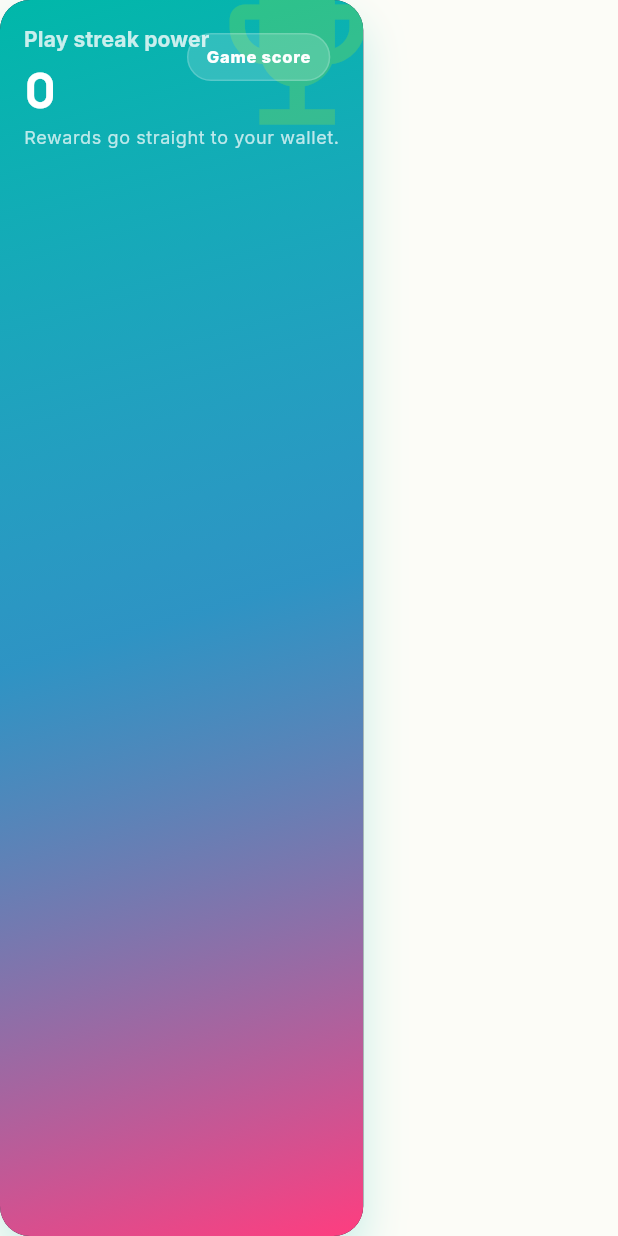
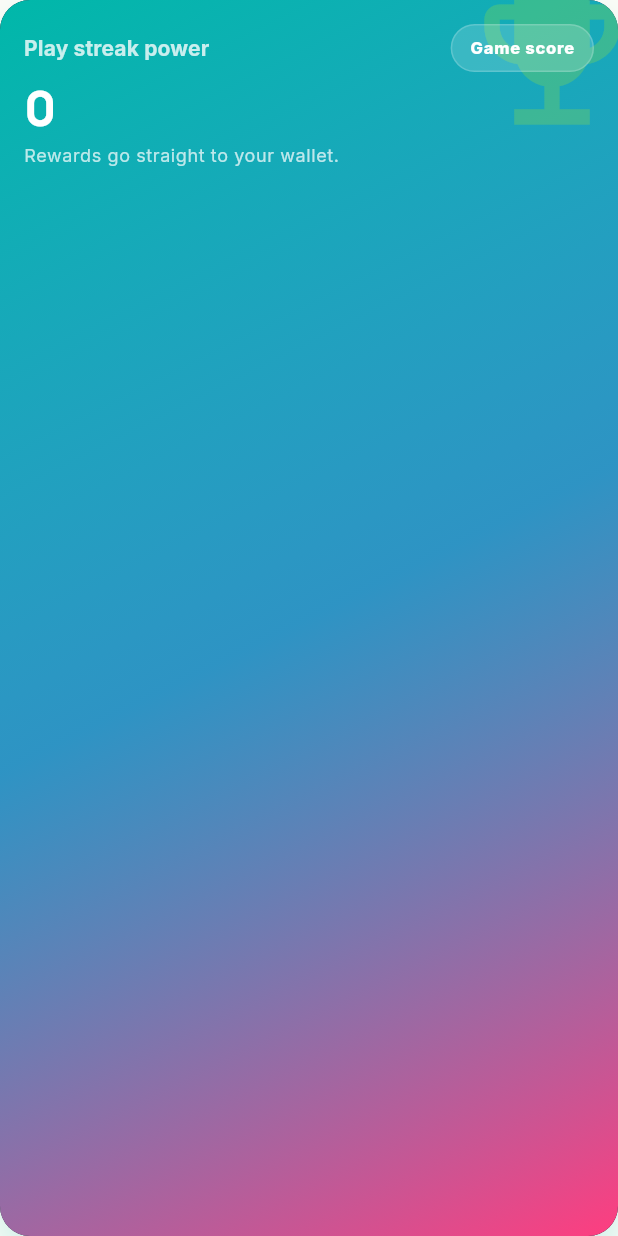
Before and after one commit to tlventures/jus-hop-metro-mania, a Flutter app: the _ScoreHero widget shown alone on an empty page, opened directly with empty values, on a phone screen of 412 x 824 dp. Run offline on Flutter 3.47's test engine with Material 3 defaults, Android fonts, the phone set to English and light mode, and no system bars; our stand-ins replace audio_service, connectivity_plus, firebase_analytics, firebase_auth, firebase_core, firebase_crashlytics and 15 more; missing offline and left inert: mobile_scanner; accounts and stored records are empty; network calls fail.

Commit message:
UX polish: calendar-day streak, quest rework, play-hub layout, notif sheet
- Streak: switch /api/streak/claim + client canClaim from 24h windows to
  calendar-day (IST) semantics so an active day counts as the next day.
- Daily Quests: drop play_game + check_passport, add watch_video (15pts);
  remove play_game auto-complete from game-complete; wire watch-ad to
  complete watch_video once/day; add video_watched to quest schema enum.
- Play hub: fix _ScoreHero "Game score" pill overlapping the title/trophy
  by moving it into a Row instead of absolute positioning.
- Notifications: redesign detail sheet (brand icon, source label, full
  timestamp, divider, tonal Close button).
- Bump to v1.0.19+20; update session history.

Co-Authored-By: Claude Opus 4.8 <noreply@anthropic.com>

```diff
--- a/lib/features/home/application/streak_provider.dart
+++ b/lib/features/home/application/streak_provider.dart
@@ -16,9 +16,11 @@ class Streak {
   });
 
   bool get canClaim {
+    // Calendar-day based: claimable once per day. The backend is authoritative
+    // (it enforces one claim per IST day); this just gates the auto-claim.
     final now = DateTime.now();
-    final lastClaim = lastClaimedAt;
-    return now.difference(lastClaim).inHours >= 24;
+    final last = lastClaimedAt;
+    return !(last.year == now.year && last.month == now.month && last.day == now.day);
   }
 
   int get pointsForClaim => currentDay * 5; // 5 pts × day number
--- a/lib/features/play/presentation/play_hub_screen.dart
+++ b/lib/features/play/presentation/play_hub_screen.dart
@@ -202,10 +202,24 @@ class _ScoreHero extends StatelessWidget {
                 color: AppColors.neonLime.withValues(alpha: 0.20),
               ),
             ),
-            Positioned(
-              right: 22,
-              top: 22,
-              child: Container(
+            Padding(
+              padding: const EdgeInsets.all(AppSpacing.s4),
+              child: Column(
+                crossAxisAlignment: CrossAxisAlignment.start,
+                children: [
+                  Row(
+                    children: [
+                      Expanded(
+                        child: Text(
+                          'Play streak power',
+                          style: AppTypography.labelLarge.copyWith(
+                            color: Colors.white.withValues(alpha: 0.78),
+                            fontWeight: FontWeight.w700,
+                          ),
+                        ),
+                      ),
+                      const SizedBox(width: AppSpacing.s2),
+                      Container(
                         padding: const EdgeInsets.symmetric(
                           horizontal: AppSpacing.s3,
                           vertical: AppSpacing.s2,
@@ -225,18 +239,7 @@ class _ScoreHero extends StatelessWidget {
                           ),
                         ),
                       ),
-            ),
-            Padding(
-              padding: const EdgeInsets.all(AppSpacing.s4),
-              child: Column(
-                crossAxisAlignment: CrossAxisAlignment.start,
-                children: [
-                  Text(
-                    'Play streak power',
-                    style: AppTypography.labelLarge.copyWith(
-                      color: Colors.white.withValues(alpha: 0.78),
-                      fontWeight: FontWeight.w700,
-                    ),
+                    ],
                   ),
                   const SizedBox(height: AppSpacing.s2),
                   Text(
--- a/pubspec.yaml
+++ b/pubspec.yaml
@@ -16,7 +16,7 @@ publish_to: 'none' # Remove this line if you wish to publish to pub.dev
 # https://developer.apple.com/library/archive/documentation/General/Reference/InfoPlistKeyReference/Articles/CoreFoundationKeys.html
 # In Windows, build-name is used as the major, minor, and patch parts
 # of the product and file versions while build-number is used as the build suffix.
-version: 1.0.18+19
+version: 1.0.19+20
 
 environment:
   sdk: ^3.7.2
```
Also changed, not shown: lib/features/notifications/presentation/notifications_inbox_screen.dart (+26 -15 lines), 2 other files. Lines whose indentation alone changed are shown as unchanged.
